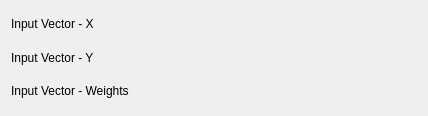
This is src/plugins/fits/gaussian_weighted/fitgaussian_weightedconfig.ui in Kst-plot/kst as Qt 5 draws it before an edit. The edited form follows.
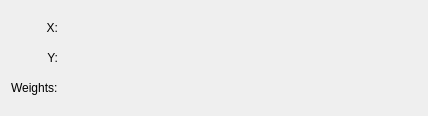
This is the edited form. Custom widgets are drawn as their Qt base class.

Diff of the .ui file:
```diff
--- a/src/plugins/fits/gaussian_weighted/fitgaussian_weightedconfig.ui
+++ b/src/plugins/fits/gaussian_weighted/fitgaussian_weightedconfig.ui
@@ -15,89 +15,85 @@
     <height>0</height>
    </size>
   </property>
-  <layout class="QVBoxLayout" name="verticalLayout" >
-   <item>
-    <layout class="QHBoxLayout" name="horizontalLayout_2" >
-     <item>
-      <widget class="QLabel" name="label_4" >
-       <property name="sizePolicy" >
-        <sizepolicy vsizetype="Fixed" hsizetype="Fixed" >
+  <layout class="QGridLayout" name="gridLayout">
+   <item row="0" column="0">
+    <widget class="QLabel" name="label_4">
+     <property name="sizePolicy">
+      <sizepolicy hsizetype="Preferred" vsizetype="Fixed">
          <horstretch>0</horstretch>
          <verstretch>0</verstretch>
         </sizepolicy>
        </property>
-       <property name="text" >
-        <string>Input Vector - X</string>
-       </property>
-       <property name="wordWrap" >
+     <property name="text">
+      <string>X:</string>
+     </property>
+     <property name="alignment">
+      <set>Qt::AlignRight|Qt::AlignTrailing|Qt::AlignVCenter</set>
+     </property>
+     <property name="wordWrap">
         <bool>false</bool>
        </property>
       </widget>
      </item>
-     <item>
-      <widget class="Kst::VectorSelector" native="1" name="_vectorX" >
-       <property name="sizePolicy" >
-        <sizepolicy vsizetype="Preferred" hsizetype="Expanding" >
+   <item row="0" column="1">
+    <widget class="Kst::VectorSelector" name="_vectorX" native="true">
+     <property name="sizePolicy">
+      <sizepolicy hsizetype="Expanding" vsizetype="Preferred">
          <horstretch>0</horstretch>
          <verstretch>0</verstretch>
         </sizepolicy>
        </property>
       </widget>
      </item>
-    </layout>
-   </item>
-   <item>
-    <layout class="QHBoxLayout" name="horizontalLayout" >
-     <item>
-      <widget class="QLabel" name="label_3" >
-       <property name="sizePolicy" >
-        <sizepolicy vsizetype="Fixed" hsizetype="Fixed" >
+   <item row="1" column="0">
+    <widget class="QLabel" name="label_3">
+     <property name="sizePolicy">
+      <sizepolicy hsizetype="Preferred" vsizetype="Fixed">
          <horstretch>0</horstretch>
          <verstretch>0</verstretch>
         </sizepolicy>
        </property>
-       <property name="text" >
-        <string>Input Vector - Y</string>
-       </property>
-       <property name="wordWrap" >
+     <property name="text">
+      <string>Y:</string>
+     </property>
+     <property name="alignment">
+      <set>Qt::AlignRight|Qt::AlignTrailing|Qt::AlignVCenter</set>
+     </property>
+     <property name="wordWrap">
         <bool>false</bool>
        </property>
       </widget>
      </item>
-     <item>
-      <widget class="Kst::VectorSelector" native="1" name="_vectorY" >
-       <property name="sizePolicy" >
-        <sizepolicy vsizetype="Preferred" hsizetype="Expanding" >
+   <item row="1" column="1">
+    <widget class="Kst::VectorSelector" name="_vectorY" native="true">
+     <property name="sizePolicy">
+      <sizepolicy hsizetype="Expanding" vsizetype="Preferred">
          <horstretch>0</horstretch>
          <verstretch>0</verstretch>
         </sizepolicy>
        </property>
       </widget>
      </item>
-    </layout>
-   </item>
-   <item>
-    <layout class="QHBoxLayout" name="horizontalLayout_3" >
-     <item>
-      <widget class="QLabel" name="label_5" >
-       <property name="sizePolicy" >
-        <sizepolicy vsizetype="Fixed" hsizetype="Fixed" >
+   <item row="2" column="0">
+    <widget class="QLabel" name="label_5">
+     <property name="sizePolicy">
+      <sizepolicy hsizetype="Fixed" vsizetype="Fixed">
          <horstretch>0</horstretch>
          <verstretch>0</verstretch>
         </sizepolicy>
        </property>
-       <property name="text" >
-        <string>Input Vector - Weights</string>
-       </property>
-       <property name="wordWrap" >
+     <property name="text">
+      <string>Weights:</string>
+     </property>
+     <property name="wordWrap">
         <bool>false</bool>
        </property>
       </widget>
      </item>
-     <item>
-      <widget class="Kst::VectorSelector" native="1" name="_vectorWeights" >
-       <property name="sizePolicy" >
-        <sizepolicy vsizetype="Preferred" hsizetype="Expanding" >
+   <item row="2" column="1">
+    <widget class="Kst::VectorSelector" name="_vectorWeights" native="true">
+     <property name="sizePolicy">
+      <sizepolicy hsizetype="Expanding" vsizetype="Preferred">
          <horstretch>0</horstretch>
          <verstretch>0</verstretch>
         </sizepolicy>
@@ -105,10 +101,8 @@
       </widget>
      </item>
     </layout>
-   </item>
-  </layout>
  </widget>
- <layoutdefault spacing="6" margin="11" />
+ <layoutdefault spacing="6" margin="11"/>
  <customwidgets>
   <customwidget>
    <class>Kst::VectorSelector</class>
```
Left out of the diff: 9 changed lines with no effect on the pictures. Lines whose indentation alone changed are shown as unchanged.
